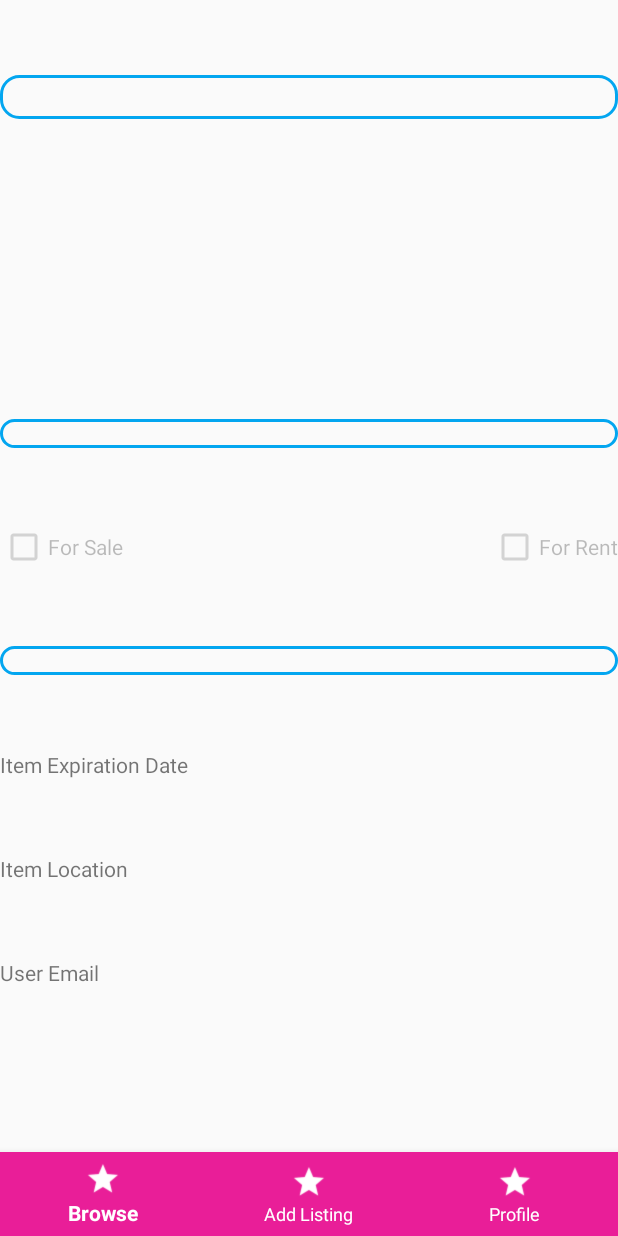
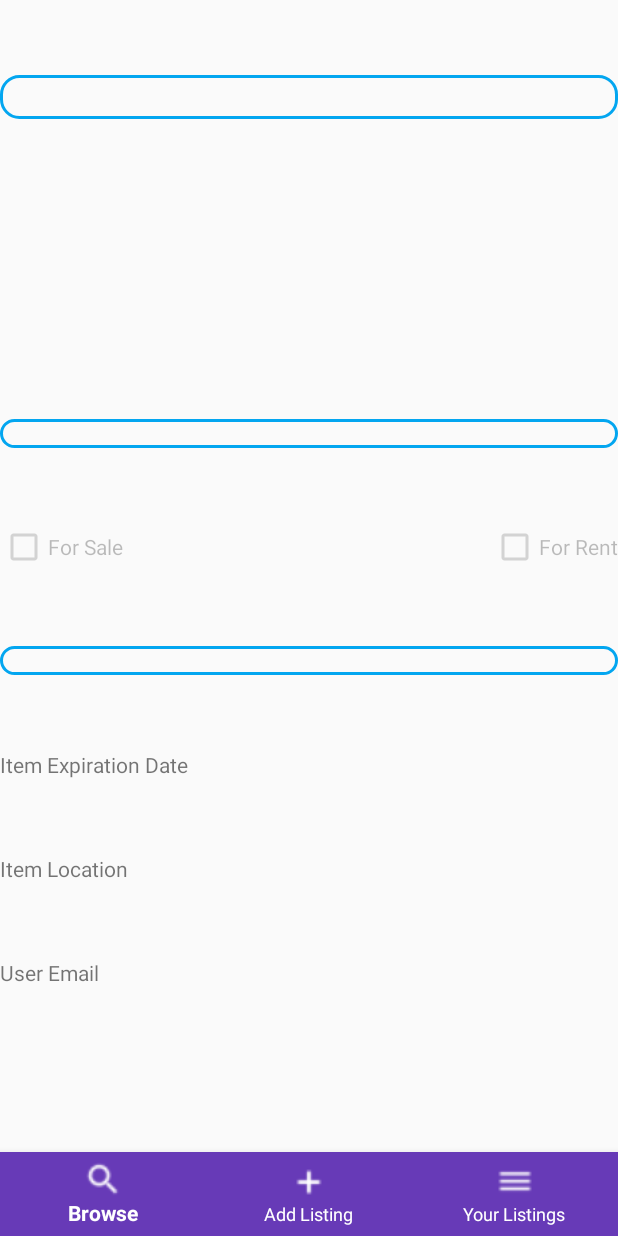
Before and after one commit to Ajnbro/LocalApparel, an Android app: the ItemDetailsActivity screen opened directly, with no data from a screen before it, on a phone screen of 412 x 824 dp. Run offline under Robolectric (Android 15) with nearby library versions, the phone set to English and light mode, and no system bars; our stand-ins replace Firebase (no records; nobody signed in at launch, a user with empty details on screens opened directly).

Commit message:
Cleaning up Layout

```diff
--- a/Project/app/src/main/AndroidManifest.xml
+++ b/Project/app/src/main/AndroidManifest.xml
@@ -15,7 +15,9 @@
         android:roundIcon="@mipmap/ic_launcher_round"
         android:supportsRtl="true"
         android:theme="@style/AppTheme"
+        android:screenOrientation="portrait"
         tools:ignore="AllowBackup">
+
         <activity android:name="cmsc436.semesterproject.localapparel.MainActivity">
             <intent-filter>
                 <action android:name="android.intent.action.MAIN" />
--- a/Project/app/src/main/java/cmsc436/semesterproject/localapparel/ItemDetailsActivity.kt
+++ b/Project/app/src/main/java/cmsc436/semesterproject/localapparel/ItemDetailsActivity.kt
@@ -39,7 +39,6 @@ class ItemDetailsActivity : Activity() {
 
     var databaseRefreshListingsListener: ValueEventListener = object : ValueEventListener {
         override fun onDataChange(dataSnapshot: DataSnapshot) {
-            Log.i(TAG, "Hits onDataChange()")
             var item: ApparelItem? = null
             for (postSnapshot in dataSnapshot.children) {
                 try {
--- a/Project/app/src/main/java/cmsc436/semesterproject/localapparel/ItemList.kt
+++ b/Project/app/src/main/java/cmsc436/semesterproject/localapparel/ItemList.kt
@@ -24,9 +24,11 @@ class ItemList(private val context: Activity, private var items: List<ApparelIte
 
         val itemName = listViewItem.findViewById<View>(R.id.itemName) as TextView
         val imageView = listViewItem.findViewById<View>(R.id.itemImage) as ImageView
+        val itemPrice = listViewItem.findViewById<View>(R.id.itemPrice) as TextView
 
         val item = items[position]
         itemName.text = item.itemName
+        itemPrice.text = "$" + item.itemPrice
         // SET IMAGE HERE
         val ONE_MEGABYTE = 1024 * 1024.toLong()
         val storageListings = FirebaseStorage.getInstance().getReference("listings/" + item!!.itemID.toString())
--- /dev/null
+++ b/Project/app/src/main/res/drawable/border2.xml
@@ -0,0 +1,6 @@
+<?xml version="1.0" encoding="utf-8"?>
+<shape xmlns:android="http://schemas.android.com/apk/res/android">
+    <stroke
+        android:width="5dp"
+        android:color="#040404" />
+</shape>
--- a/Project/app/src/main/res/menu/bottom_navigation_menu.xml
+++ b/Project/app/src/main/res/menu/bottom_navigation_menu.xml
@@ -2,16 +2,16 @@
     <item
         android:id="@+id/browse"
         android:enabled="true"
-        android:icon="@drawable/star"
+        android:icon="@drawable/search"
         android:title="Browse"/>
     <item
         android:id="@+id/add"
         android:enabled="true"
-        android:icon="@drawable/star"
+        android:icon="@drawable/add"
         android:title="Add Listing"/>
     <item
         android:id="@+id/profile"
         android:enabled="true"
-        android:icon="@drawable/star"
-        android:title="Profile"/>
+        android:icon="@drawable/feed"
+        android:title="Your Listings"/>
 </menu>
--- a/Project/app/src/main/res/values/colors.xml
+++ b/Project/app/src/main/res/values/colors.xml
@@ -1,7 +1,8 @@
 <?xml version="1.0" encoding="utf-8"?>
 <resources>
-    <color name="colorPrimary">#E91E98</color>
+    <color name="colorPrimary">#673AB7</color>
     <color name="colorPrimaryDark">#3700B3</color>
     <color name="colorAccent">#03DAC5</color>
     <color name="colorWhite">#FFFFFF</color>
+    <color name="colorBlack">#000000</color>
 </resources>
```
Also changed, not shown: Project/app/src/main/java/cmsc436/semesterproject/localapparel/AddItemActivity.kt (+14 -3 lines), Project/app/src/main/res/layout/activity_feed.xml (+7 -1 lines), Project/app/src/main/res/layout/apparel_item.xml (+12 -6 lines), Project/app/src/main/res/drawable/add.png (added), Project/app/src/main/res/drawable/feed.png (added), Project/app/src/main/res/drawable/search.png (added).
